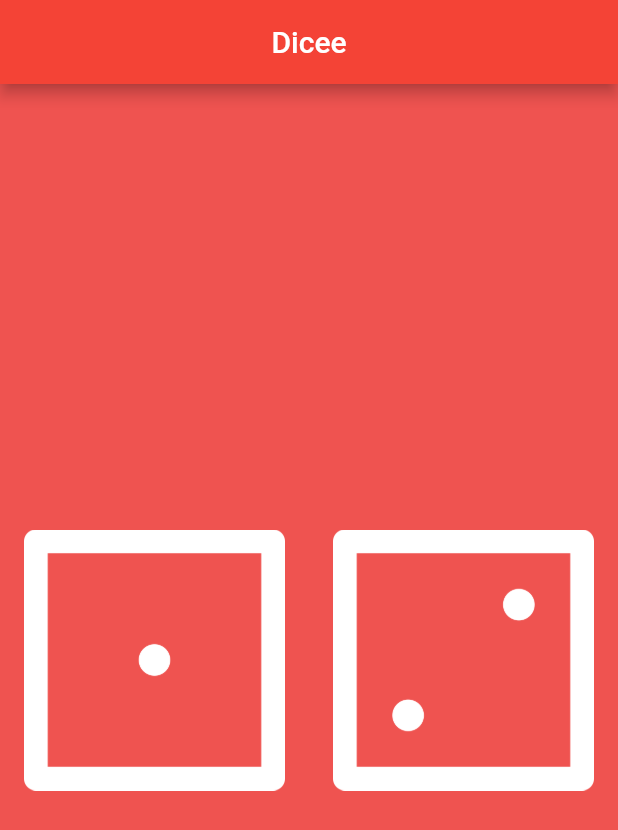
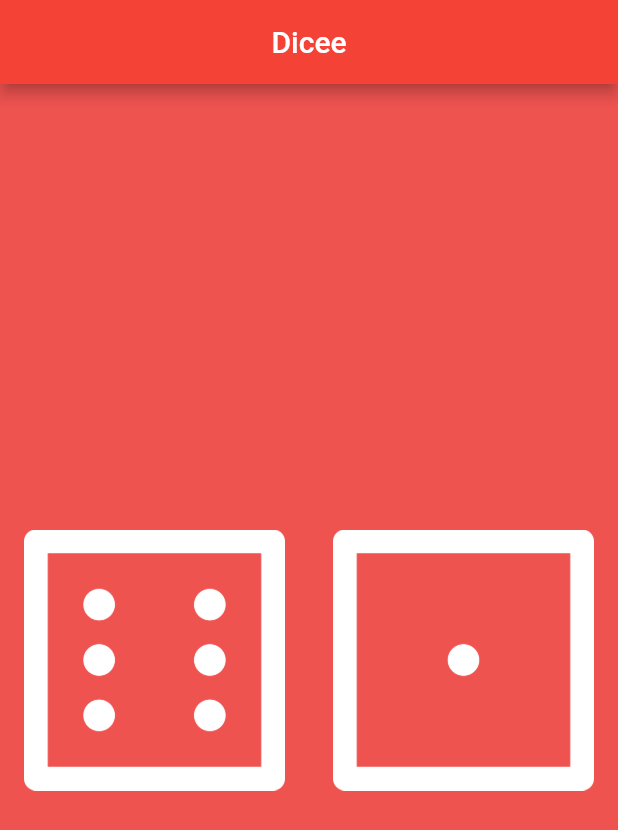
Before and after one commit to dev-nomi/DiceeApp, a Flutter app: the screen it shows after launch, on a phone screen of 412 x 824 dp. Shown: the top 830 px of the screen. Run offline on Flutter 3.47's test engine with Material 2 defaults, Android fonts, the phone set to English and light mode, and no system bars.

```diff
--- a/lib/main.dart
+++ b/lib/main.dart
@@ -1,7 +1,6 @@
 import 'package:flutter/material.dart';
 import 'dart:math';
 
-import 'package:flutter/services.dart';
 
 void main() {
   runApp(
@@ -22,9 +21,14 @@ void main() {
     ),
   );
 }
+class DicePage extends StatefulWidget {
+  @override
+  _DicePageState createState() => _DicePageState();
+}
 
-class DicePage extends StatelessWidget {
-  // This widget is the root of your application.
+class _DicePageState extends State<DicePage> {
+  int leftDiceNumber=6;
+  int rightDiceNumber=1;
   @override
   Widget build(BuildContext context) {
     return Center(
@@ -32,15 +36,21 @@ class DicePage extends StatelessWidget {
         children: <Widget>[
           Expanded(
             child: FlatButton(
-              child: Image.asset('images/dice1.png'),
+              child: Image.asset('images/dice$leftDiceNumber.png'),
               onPressed: (){
+                setState(() {
+                  leftDiceNumber=Random().nextInt(6)+1;
+                });
               },
             ),
           ),
           Expanded(
             child: FlatButton(
-              child: Image.asset('images/dice2.png'),
+              child: Image.asset('images/dice$rightDiceNumber.png'),
               onPressed: (){
+                setState(() {
+                  rightDiceNumber=Random().nextInt(6)+1;
+                });
               },
             ),
           ),
@@ -48,4 +58,4 @@ class DicePage extends StatelessWidget {
       ),
     );
   } //build
-} //DicePage
+}//_DicePageState
```
